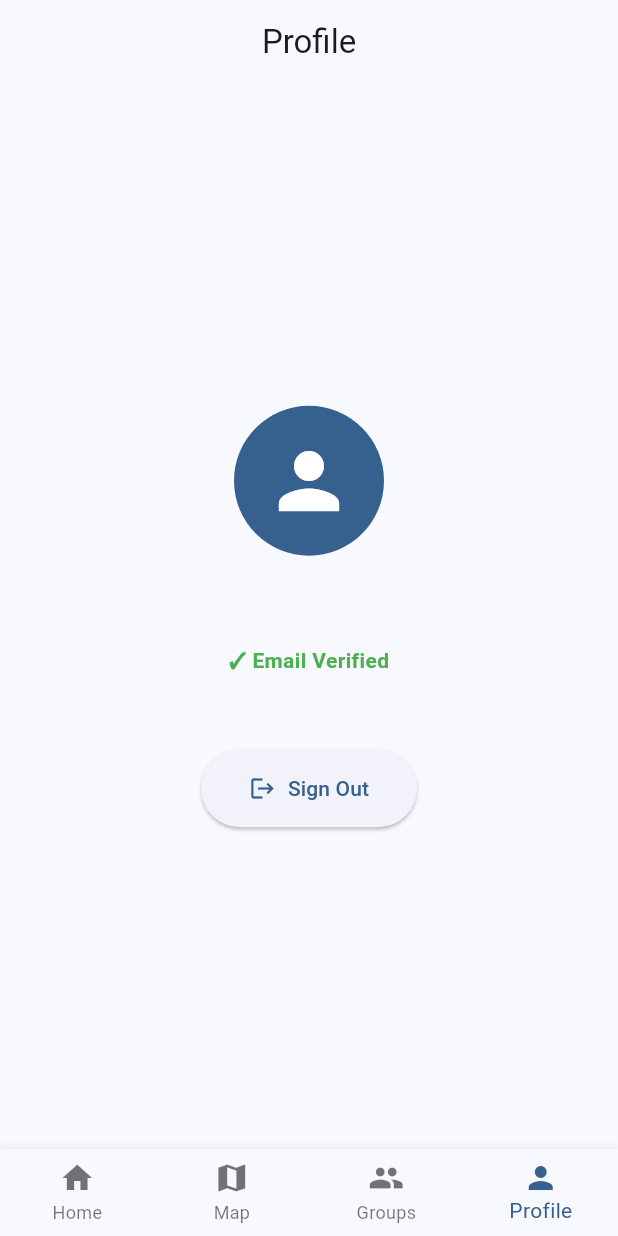
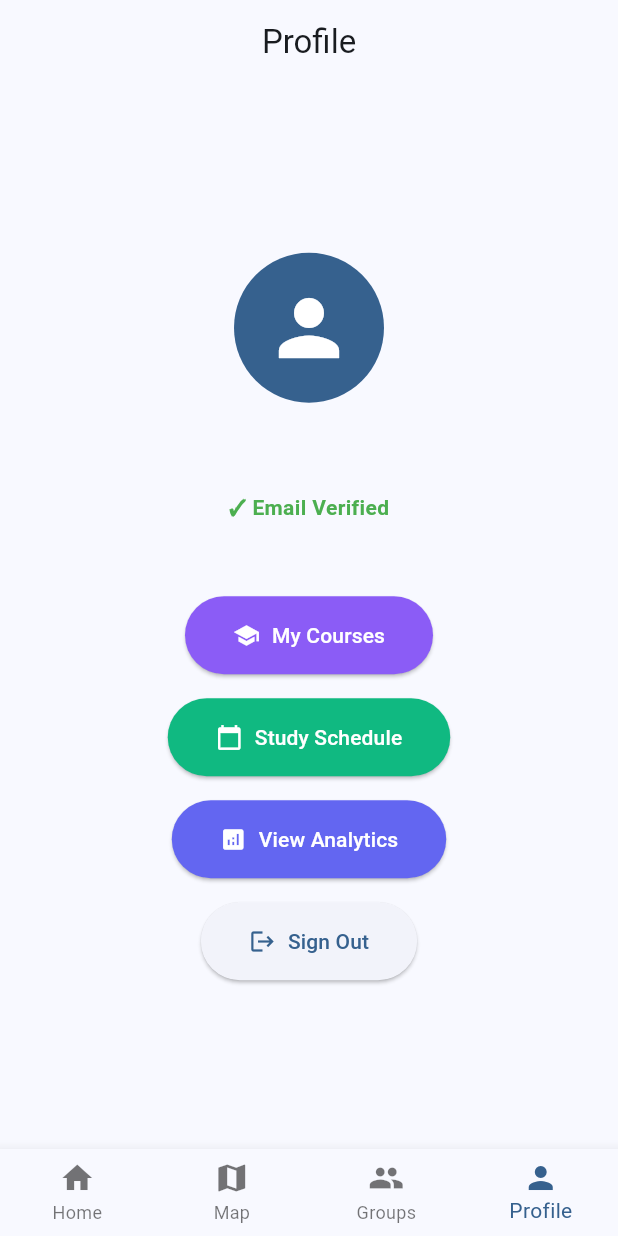
Before and after one commit to sseid4/FocusNFlow, a Flutter app: the screen it shows once a user with an empty profile is signed in, item 4 of the bottom bar chosen, on a phone screen of 412 x 824 dp. Run offline on Flutter 3.47's test engine with Material 3 defaults, Android fonts, the phone set to English and light mode, and no system bars; our stand-ins replace cloud_firestore, firebase_auth, firebase_core, table_calendar; accounts and stored records are empty.

Commit message:
feat: Integrate AI optimizer into app navigation and dependencies
- Add routes for /course-management and /personalized-schedule
- Add 'My Courses' button in ProfileScreen (purple)
- Add 'Study Schedule' button in ProfileScreen (green)
- Add table_calendar package for calendar widget
- Update ProfileScreen with new navigation buttons
- Maintain existing profile features (analytics, sign out)

```diff
--- a/focus_flow/lib/screens/profile/profile_screen.dart
+++ b/focus_flow/lib/screens/profile/profile_screen.dart
@@ -1,6 +1,7 @@
 import 'package:flutter/material.dart';
 import 'package:firebase_auth/firebase_auth.dart';
 import 'package:focusnflow/services/auth_service.dart';
+import 'package:focusnflow/screens/profile/analytics_dashboard_screen.dart';
 
 class ProfileScreen extends StatelessWidget {
   const ProfileScreen({Key? key}) : super(key: key);
@@ -47,6 +48,66 @@ class ProfileScreen extends StatelessWidget {
                 ),
               const SizedBox(height: 48),
 
+              // Course Management button
+              ElevatedButton.icon(
+                onPressed: () {
+                  Navigator.pushNamed(context, '/course-management');
+                },
+                icon: const Icon(Icons.school),
+                label: const Text('My Courses'),
+                style: ElevatedButton.styleFrom(
+                  backgroundColor: const Color(0xFF8B5CF6),
+                  foregroundColor: Colors.white,
+                  padding: const EdgeInsets.symmetric(
+                    horizontal: 32,
+                    vertical: 16,
+                  ),
+                ),
+              ),
+              const SizedBox(height: 16),
+
+              // Study Schedule button
+              ElevatedButton.icon(
+                onPressed: () {
+                  Navigator.pushNamed(context, '/personalized-schedule');
+                },
+                icon: const Icon(Icons.calendar_today),
+                label: const Text('Study Schedule'),
+                style: ElevatedButton.styleFrom(
+                  backgroundColor: const Color(0xFF10B981),
+                  foregroundColor: Colors.white,
+                  padding: const EdgeInsets.symmetric(
+                    horizontal: 32,
+                    vertical: 16,
+                  ),
+                ),
+              ),
+              const SizedBox(height: 16),
+
+              // Analytics button
+              ElevatedButton.icon(
+                onPressed: () {
+                  Navigator.push(
+                    context,
+                    MaterialPageRoute(
+                      builder: (context) =>
+                          const AnalyticsDashboardScreen(),
+                    ),
+                  );
+                },
+                icon: const Icon(Icons.analytics),
+                label: const Text('View Analytics'),
+                style: ElevatedButton.styleFrom(
+                  backgroundColor: const Color(0xFF6366F1),
+                  foregroundColor: Colors.white,
+                  padding: const EdgeInsets.symmetric(
+                    horizontal: 32,
+                    vertical: 16,
+                  ),
+                ),
+              ),
+              const SizedBox(height: 16),
+
               // Sign out button
               ElevatedButton.icon(
                 onPressed: () async {
--- a/focus_flow/pubspec.yaml
+++ b/focus_flow/pubspec.yaml
@@ -39,6 +39,7 @@ dependencies:
   cloud_firestore: ^6.1.0
   geolocator: ^11.1.0
   google_maps_flutter: ^2.8.0
+  table_calendar: ^3.1.2
 
 dev_dependencies:
   flutter_test:
```
Also changed, not shown: focus_flow/lib/core/app_routes.dart (+8 -0 lines).
